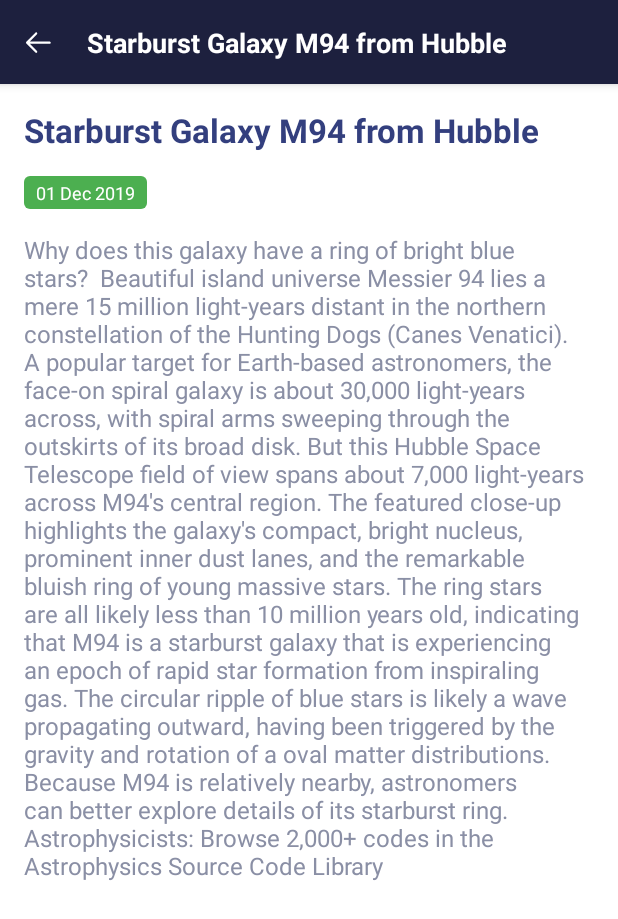
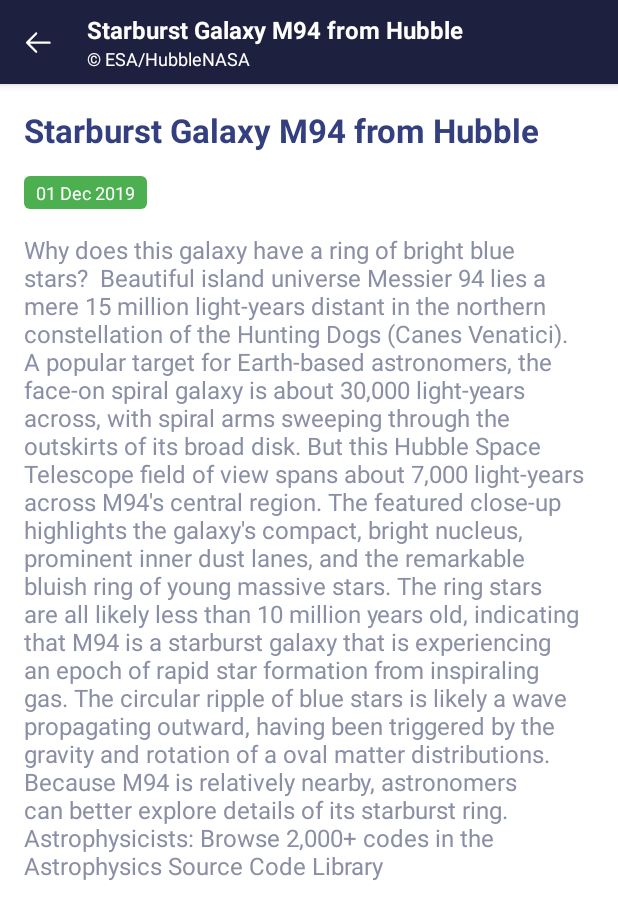
Before and after one commit to pratikmhatre/SpaceGallery, an Android app: the GalleryDetailsFragment screen opened through its navigation route, on a phone screen of 412 x 824 dp. Shown: the top 919 px of the screen. Run offline under Robolectric (Android 15) with nearby library versions, the phone set to English and light mode, and no system bars; our stand-ins replace Dagger/Hilt's generated code, Room's generated code; libraries missing offline, so code that uses them is left out: com.facebook.drawee, com.facebook.imagepipeline; plain views replace SimpleDraweeView; pictures from the network do not load; 2 statements that could not run were skipped.

Commit message:
Details page position issue resolved; Test Suites Added

```diff
--- a/app/src/main/java/com/cypher/spacegallery/MainActivity.kt
+++ b/app/src/main/java/com/cypher/spacegallery/MainActivity.kt
@@ -15,6 +15,5 @@ class MainActivity : AppCompatActivity() {
         super.onCreate(savedInstanceState)
         binding = ActivityMainBinding.inflate(layoutInflater)
         setContentView(binding.root)
-        val navController = findNavController(R.id.nav_host_fragment_content_main)
     }
 }
--- a/app/src/main/java/com/cypher/spacegallery/core/Constants.kt
+++ b/app/src/main/java/com/cypher/spacegallery/core/Constants.kt
@@ -9,4 +9,6 @@ object Constants {
 
     const val INPUT_DATE_FORMAT = "yyyy-MM-dd"
     const val OUTPUT_DATE_FORMAT = "dd MMM yyyy"
+
+    const val GRID_SPACING = 8
 }
--- a/app/src/main/java/com/cypher/spacegallery/core/di/AppModule.kt
+++ b/app/src/main/java/com/cypher/spacegallery/core/di/AppModule.kt
@@ -2,6 +2,7 @@ package com.cypher.spacegallery.core.di
 
 import android.content.Context
 import androidx.room.Room
+import com.cypher.spacegallery.core.Constants
 import com.cypher.spacegallery.core.database.GalleryDb
 import com.cypher.spacegallery.core.database.dao.GalleryItemsDao
 import dagger.Module
@@ -17,7 +18,7 @@ object AppModule {
     @Singleton
     @Provides
     fun provideGalleryDb(@ApplicationContext context: Context): GalleryDb {
-        return Room.databaseBuilder(context, GalleryDb::class.java, "GalleryDb").build()
+        return Room.databaseBuilder(context, GalleryDb::class.java, Constants.DB_NAME).build()
     }
 
     @Singleton
--- a/app/src/main/java/com/cypher/spacegallery/core/helpers/Utils.kt
+++ b/app/src/main/java/com/cypher/spacegallery/core/helpers/Utils.kt
@@ -1,14 +1,23 @@
 package com.cypher.spacegallery.core.helpers
 
 import android.content.Context
+import android.graphics.Rect
+import android.graphics.drawable.Animatable
 import android.util.DisplayMetrics
+import android.view.View
+import androidx.recyclerview.widget.RecyclerView
 import com.cypher.spacegallery.core.Constants
 import com.cypher.spacegallery.core.database.entities.GalleryItemTable
+import com.facebook.drawee.backends.pipeline.Fresco
+import com.facebook.drawee.controller.BaseControllerListener
+import com.facebook.drawee.view.SimpleDraweeView
+import com.facebook.imagepipeline.image.ImageInfo
+import com.facebook.imagepipeline.request.ImageRequest
 import java.text.SimpleDateFormat
 import java.util.*
 
 object Utils {
-    fun dpToPx(context: Context?, dp: Int): Int {
+    private fun dpToPx(context: Context?, dp: Int): Int {
         if (context == null)
             return 0
         val displayMetrics = context.resources.displayMetrics
@@ -21,6 +30,8 @@ object Utils {
         val outputFormat = SimpleDateFormat(Constants.OUTPUT_DATE_FORMAT, Locale.getDefault())
         return if (inputDate == null) date else outputFormat.format(inputDate)
     }
+
+    fun prependCopyrightSymbol(text: String) = "\u00a9 $text"
 
     fun getDummyItemList(count: Int): List<GalleryItemTable> {
         val list = List(count) {
@@ -39,4 +50,53 @@ object Utils {
         return list
     }
 
+    fun SimpleDraweeView.populateImageUrl(url: String) {
+        val controllerListener = object : BaseControllerListener<ImageInfo>() {
+            override fun onFinalImageSet(
+                id: String?,
+                imageInfo: ImageInfo?,
+                animatable: Animatable?
+            ) {
+                super.onFinalImageSet(id, imageInfo, animatable)
+                imageInfo?.let {
+                    this@populateImageUrl.aspectRatio = it.width.toFloat() / it.height
+                }
+            }
+        }
+        val controller =
+            Fresco.newDraweeControllerBuilder().setControllerListener(controllerListener)
+                .setUri(url).build()
+        this.controller = controller
+    }
+
+    fun getGridItemDecoration(context: Context): RecyclerView.ItemDecoration {
+        return object : RecyclerView.ItemDecoration() {
+            override fun getItemOffsets(
+                outRect: Rect,
+                view: View,
+                parent: RecyclerView,
+                state: RecyclerView.State
+            ) {
+                val childAdapterPosition = parent.getChildAdapterPosition(view)
+
+                if (childAdapterPosition == 0 || childAdapterPosition == 1) {
+                    outRect.top = dpToPx(context, Constants.GRID_SPACING)
+                }
+                if (childAdapterPosition % 2 == 0) {
+                    outRect.apply {
+                        left = dpToPx(context, Constants.GRID_SPACING)
+                        right = dpToPx(context, Constants.GRID_SPACING / 2)
+                    }
+                } else {
+                    outRect.apply {
+                        right = dpToPx(context, Constants.GRID_SPACING)
+                        left = dpToPx(context, Constants.GRID_SPACING / 2)
+                    }
+                }
+                outRect.bottom = dpToPx(context, Constants.GRID_SPACING)
+
+            }
+        }
+    }
+
 }
--- a/app/src/main/java/com/cypher/spacegallery/gallery_details/domain/models/GalleryDetailsItem.kt
+++ b/app/src/main/java/com/cypher/spacegallery/gallery_details/domain/models/GalleryDetailsItem.kt
@@ -1,7 +1,7 @@
 package com.cypher.spacegallery.gallery_details.domain.models
 
 data class GalleryDetailsItem(
-    val copyright: String?,
+    var copyright: String?,
     var date: String,
     val explanation: String,
     val hdUrl: String,
--- a/app/src/main/java/com/cypher/spacegallery/gallery_details/domain/use_cases/GetGalleryDetailsList.kt
+++ b/app/src/main/java/com/cypher/spacegallery/gallery_details/domain/use_cases/GetGalleryDetailsList.kt
@@ -12,6 +12,7 @@ class GetGalleryDetailsList @Inject constructor(private val repository: GalleryD
         if (result is Resource.Success) {
             result.data?.map {
                 it.date = Utils.getFormattedDate(it.date)
+                it.copyright?.run { it.copyright = Utils.prependCopyrightSymbol(this) }
             }
         }
         return result
--- a/app/src/main/java/com/cypher/spacegallery/gallery_details/presentation/GalleryDetailsAdapter.kt
+++ b/app/src/main/java/com/cypher/spacegallery/gallery_details/presentation/GalleryDetailsAdapter.kt
@@ -7,9 +7,11 @@ import android.util.Log
 import android.view.LayoutInflater
 import android.view.View
 import android.view.ViewGroup
+import androidx.core.view.isVisible
 import androidx.recyclerview.widget.AsyncListDiffer
 import androidx.recyclerview.widget.DiffUtil
 import androidx.recyclerview.widget.RecyclerView
+import com.cypher.spacegallery.core.helpers.Utils.populateImageUrl
 import com.facebook.drawee.backends.pipeline.Fresco
 import com.facebook.drawee.controller.BaseControllerListener
 import com.facebook.drawee.view.SimpleDraweeView
@@ -31,7 +33,7 @@ class GalleryDetailsAdapter @Inject constructor() :
         ) = oldItem.imageUrl == newItem.imageUrl
 
         override fun areContentsTheSame(oldItem: GalleryDetailsItem, newItem: GalleryDetailsItem) =
-            oldItem.imageUrl == newItem.imageUrl
+            true
 
     }
     private var backpressListener: (() -> Unit)? = null
@@ -54,20 +56,23 @@ class GalleryDetailsAdapter @Inject constructor() :
 
     override fun getItemCount() = listDiffer.currentList.size
 
-    inner class GalleryItemHolder(private val itmeGalleryDetailsBinding: ItemGalleryDetailsBinding) :
-        RecyclerView.ViewHolder(itmeGalleryDetailsBinding.root) {
+    inner class GalleryItemHolder(private val itemGalleryDetailsBinding: ItemGalleryDetailsBinding) :
+        RecyclerView.ViewHolder(itemGalleryDetailsBinding.root) {
         fun bindItem(galleryDetailsItem: GalleryDetailsItem) {
-            itmeGalleryDetailsBinding.apply {
-
-                ivGallery.populateImage(galleryDetailsItem.imageUrl, galleryDetailsItem.hdUrl)
+            itemGalleryDetailsBinding.apply {
+                ivGallery.populateImageUrl(galleryDetailsItem.imageUrl)
                 tvToolbarTitle.text = galleryDetailsItem.title
                 tvTitle.text = galleryDetailsItem.title
                 tvDetails.text = galleryDetailsItem.explanation
                 tvDate.text = galleryDetailsItem.date
+                galleryDetailsItem.copyright?.run {
+                    tvToolbarSubtitle.isVisible = true
+                    tvToolbarSubtitle.text = this
+                }
 
 
                 btnBack.setOnClickListener {
-                    backpressListener?.let {action ->
+                    backpressListener?.let { action ->
                         action()
                     }
                 }
@@ -75,28 +80,6 @@ class GalleryDetailsAdapter @Inject constructor() :
         }
     }
 
-    private fun SimpleDraweeView.populateImage(imageUrl: String, hdImageUrl: String) {
-        val controllerListener = object : BaseControllerListener<ImageInfo>() {
-            override fun onFinalImageSet(
-                id: String?,
-                imageInfo: ImageInfo?,
-                animatable: Animatable?
-            ) {
-                super.onFinalImageSet(id, imageInfo, animatable)
-                imageInfo?.let {
-                    this@populateImage.aspectRatio = it.width.toFloat() / it.height
-                }
-            }
-        }
-        val controller =
-            Fresco.newDraweeControllerBuilder().setControllerListener(controllerListener)
-                .setLowResImageRequest(
-                    ImageRequest.fromUri(imageUrl)
-                ).setUri(imageUrl).build()
-
-        this.controller = controller
-    }
-
     fun setOnBackPressListener(listener: () -> Unit) {
         backpressListener = listener
     }
--- a/app/src/main/java/com/cypher/spacegallery/gallery_details/presentation/GalleryDetailsFragment.kt
+++ b/app/src/main/java/com/cypher/spacegallery/gallery_details/presentation/GalleryDetailsFragment.kt
@@ -8,6 +8,8 @@ import android.view.ViewGroup
 import androidx.core.view.isVisible
 import androidx.fragment.app.viewModels
 import androidx.navigation.fragment.findNavController
+import androidx.viewpager2.widget.ViewPager2
+import com.cypher.spacegallery.R
 import com.cypher.spacegallery.core.helpers.collectWhileStarted
 import com.cypher.spacegallery.databinding.FragmentGalleryDetailsBinding
 import dagger.hilt.android.AndroidEntryPoint
@@ -21,7 +23,15 @@ class GalleryDetailsFragment : Fragment() {
 
     @Inject
     lateinit var galleryDetailsAdapter: GalleryDetailsAdapter
+    private var pagerPosition = 0
 
+    override fun onCreate(savedInstanceState: Bundle?) {
+        super.onCreate(savedInstanceState)
+        arguments?.run {
+            val safeArgs = GalleryDetailsFragmentArgs.fromBundle(this)
+            pagerPosition = safeArgs.position
+        }
+    }
 
     override fun onCreateView(
         inflater: LayoutInflater, container: ViewGroup?,
@@ -34,14 +44,28 @@ class GalleryDetailsFragment : Fragment() {
     override fun onViewCreated(view: View, savedInstanceState: Bundle?) {
         super.onViewCreated(view, savedInstanceState)
         binding.viewPager.adapter = galleryDetailsAdapter
+        binding.viewPager.registerOnPageChangeCallback(object : ViewPager2.OnPageChangeCallback() {
+            override fun onPageScrolled(
+                position: Int,
+                positionOffset: Float,
+                positionOffsetPixels: Int
+            ) {
+                pagerPosition = position
+            }
+        })
+
         galleryDetailsAdapter.setOnBackPressListener {
-            findNavController().navigateUp()
+            findNavController().navigate(R.id.GalleryListFragment)
         }
+        initObservers()
+    }
+
+    private fun initObservers() {
         viewModel.galleryDetailsListFlow.collectWhileStarted(viewLifecycleOwner) {
             binding.progressBar.isVisible = it.isLoading
             it.galleryDetailsList?.run {
                 galleryDetailsAdapter.galleryList = this
-                binding.viewPager.setCurrentItem(arguments?.getInt("position") ?: 1, false)
+                binding.viewPager.setCurrentItem(pagerPosition, false)
             }
         }
     }
--- a/app/src/main/java/com/cypher/spacegallery/gallery_list/presentation/GalleryListFragment.kt
+++ b/app/src/main/java/com/cypher/spacegallery/gallery_list/presentation/GalleryListFragment.kt
@@ -1,6 +1,5 @@
 package com.cypher.spacegallery.gallery_list.presentation
 
-import android.graphics.Rect
 import android.os.Bundle
 import android.view.LayoutInflater
 import android.view.View
@@ -11,7 +10,6 @@ import androidx.fragment.app.Fragment
 import androidx.fragment.app.viewModels
 import androidx.navigation.fragment.findNavController
 import androidx.recyclerview.widget.GridLayoutManager
-import androidx.recyclerview.widget.RecyclerView
 import com.cypher.spacegallery.core.helpers.Utils
 import com.cypher.spacegallery.core.helpers.collectWhileStarted
 import com.cypher.spacegallery.databinding.FragmentGalleryListBinding
@@ -50,9 +48,13 @@ class GalleryListFragment : Fragment() {
             layoutManager = GridLayoutManager(requireContext(), 2)
             adapter = galleryListAdapter
             if (itemDecorationCount == 0) {
-                addItemDecoration(getItemDecoration())
+                addItemDecoration(Utils.getGridItemDecoration(requireContext()))
             }
         }
+        initObservers()
+    }
+
+    private fun initObservers() {
         viewModel.galleryDataFlow.collectWhileStarted(viewLifecycleOwner) {
             binding.progressBar.isVisible = it.isLoading
             it.galleryData?.let { list ->
@@ -63,36 +65,6 @@ class GalleryListFragment : Fragment() {
             when (it) {
                 is UiEvents.ShowErrorMessage -> showErrorMessage(it.message)
                 is UiEvents.OpenDetailsPage -> openDetailsFragment(it.position)
-            }
-        }
-    }
-
-    private fun getItemDecoration(): RecyclerView.ItemDecoration {
-        return object : RecyclerView.ItemDecoration() {
-            override fun getItemOffsets(
-                outRect: Rect,
-                view: View,
-                parent: RecyclerView,
-                state: RecyclerView.State
-            ) {
-                val childAdapterPosition = parent.getChildAdapterPosition(view)
-
-                if (childAdapterPosition == 0 || childAdapterPosition == 1) {
-                    outRect.top = Utils.dpToPx(requireContext(), 8)
-                }
-                if (childAdapterPosition % 2 == 0) {
-                    outRect.apply {
-                        left = Utils.dpToPx(requireContext(), 8)
-                        right = Utils.dpToPx(requireContext(), 4)
-                    }
-                } else {
-                    outRect.apply {
-                        right = Utils.dpToPx(requireContext(), 8)
-                        left = Utils.dpToPx(requireContext(), 4)
-                    }
-                }
-                outRect.bottom = Utils.dpToPx(requireContext(), 8)
-
             }
         }
     }
--- a/app/src/main/java/com/cypher/spacegallery/gallery_list/presentation/adapters/GalleryListAdapter.kt
+++ b/app/src/main/java/com/cypher/spacegallery/gallery_list/presentation/adapters/GalleryListAdapter.kt
@@ -43,7 +43,6 @@ class GalleryListAdapter @Inject constructor() :
         fun bindItem(galleryListItem: GalleryListItem) {
             itemGalleryListBinding.apply {
                 ivGallery.setImageURI(galleryListItem.url)
-
                 tvTitle.text = galleryListItem.title
                 root.setOnClickListener {
                     itemClickListener?.run {
--- a/app/src/main/res/layout/item_gallery_details.xml
+++ b/app/src/main/res/layout/item_gallery_details.xml
@@ -23,6 +23,8 @@
                 android:layout_width="match_parent"
                 android:layout_height="wrap_content"
                 app:layout_collapseMode="parallax"
+                android:background="@color/light_grey"
+                app:placeholderImage="@drawable/ic_loading_image"
                 app:layout_constraintBottom_toBottomOf="parent"
                 app:layout_constraintEnd_toEndOf="parent"
                 app:layout_constraintStart_toStartOf="parent"
@@ -55,13 +57,30 @@
                         style="@style/ToolbarTitleAppearance"
                         android:layout_width="0dp"
                         android:layout_height="wrap_content"
-                        android:layout_marginHorizontal="8dp"
+                        android:layout_marginHorizontal="@dimen/_8dp"
                         android:maxLines="1"
+                        app:layout_constraintBottom_toTopOf="@+id/tv_toolbar_subtitle"
+                        app:layout_constraintEnd_toEndOf="parent"
+                        app:layout_constraintStart_toEndOf="@+id/btn_back"
+                        app:layout_constraintTop_toTopOf="parent"
+                        app:layout_constraintVertical_chainStyle="packed"
+                        tools:text="Some Title" />
+
+                    <TextView
+                        android:id="@+id/tv_toolbar_subtitle"
+                        android:layout_width="0dp"
+                        android:layout_height="wrap_content"
+                        android:layout_marginHorizontal="@dimen/_8dp"
+                        android:maxLines="1"
+                        android:textColor="@color/white"
+                        android:textSize="@dimen/_12sp"
+                        android:visibility="gone"
                         app:layout_constraintBottom_toBottomOf="parent"
                         app:layout_constraintEnd_toEndOf="parent"
                         app:layout_constraintStart_toEndOf="@+id/btn_back"
-                        app:layout_constraintTop_toTopOf="parent"
-                        tools:text="Some Title" />
+                        app:layout_constraintTop_toBottomOf="@+id/tv_toolbar_title"
+                        tools:text="copyright"
+                        tools:visibility="visible" />
                 </androidx.constraintlayout.widget.ConstraintLayout>
             </androidx.appcompat.widget.Toolbar>
         </com.google.android.material.appbar.CollapsingToolbarLayout>
@@ -75,13 +94,13 @@
         <androidx.constraintlayout.widget.ConstraintLayout
             android:layout_width="match_parent"
             android:layout_height="wrap_content"
-            android:padding="16dp">
+            android:padding="@dimen/_16dp">
 
             <TextView
                 android:id="@+id/tv_title"
                 android:layout_width="match_parent"
                 android:layout_height="wrap_content"
-                android:textColor="#333F7E"
+                android:textColor="@color/color_header"
                 android:textSize="@dimen/_22sp"
                 android:textStyle="bold"
                 app:layout_constraintEnd_toEndOf="parent"
@@ -107,7 +126,7 @@
                 android:layout_height="wrap_content"
                 android:layout_marginTop="@dimen/_16dp"
                 android:ellipsize="end"
-                android:textColor="#8A8FA5"
+                android:textColor="@color/color_paragraph"
                 android:textSize="@dimen/_16sp"
                 app:layout_constraintEnd_toEndOf="parent"
                 app:layout_constraintStart_toStartOf="parent"
--- a/app/src/main/res/values-night/themes.xml
+++ b/app/src/main/res/values-night/themes.xml
@@ -1,6 +1,6 @@
 <resources xmlns:tools="http://schemas.android.com/tools">
     <!-- Base application theme. -->
-    <style name="Theme.SpaceGallery" parent="Theme.MaterialComponents.DayNight.DarkActionBar">
+    <style name="Theme.SpaceGallery" parent="Theme.MaterialComponents.DayNight.NoActionBar">
         <!-- Primary brand color. -->
         <item name="colorPrimary">@color/purple_200</item>
         <item name="colorPrimaryVariant">@color/purple_200</item>
--- a/app/src/main/res/values/colors.xml
+++ b/app/src/main/res/values/colors.xml
@@ -9,4 +9,6 @@
     <color name="white">#FFFFFFFF</color>
     <color name="green">#4CAF50</color>
     <color name="light_grey">#EEEEEE</color>
+    <color name="color_paragraph">#8A8FA5</color>
+    <color name="color_header">#333F7E</color>
 </resources>
--- a/app/src/main/res/values/themes.xml
+++ b/app/src/main/res/values/themes.xml
@@ -23,7 +23,7 @@
 
     <style name="ToolbarTitleAppearance" parent="Widget.AppCompat.TextView">
         <item name="android:textColor">@color/white</item>
-        <item name="android:textSize">@dimen/_18sp</item>
+        <item name="android:textSize">@dimen/_16sp</item>
         <item name="android:textStyle">bold</item>
     </style>
 
```
Also changed, not shown: 3 other files.
